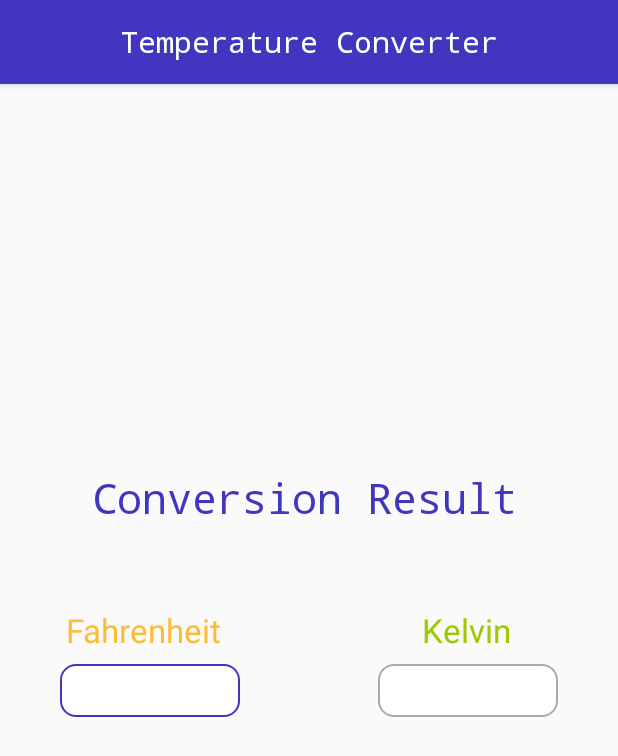
After one commit to Nouani/temperature-unit-converter, an Android app: the ResultActivity screen opened directly, with no data from a screen before it, on a phone screen of 412 x 824 dp. The commit adds this screen. Shown: the top 756 px of the screen. Run offline under Robolectric (Android 15) with nearby library versions, the phone set to English and light mode, and no system bars.

Commit message:
Estilização tela de resultados

```diff
--- a/app/src/main/AndroidManifest.xml
+++ b/app/src/main/AndroidManifest.xml
@@ -9,6 +9,7 @@
         android:roundIcon="@mipmap/ic_launcher_round"
         android:supportsRtl="true"
         android:theme="@style/AppTheme">
+        <activity android:name=".ResultActivity"></activity>
         <activity android:name=".MainActivity">
             <intent-filter>
                 <action android:name="android.intent.action.MAIN" />
--- /dev/null
+++ b/app/src/main/java/br/unicamp/temperatureconverter/ResultActivity.java
@@ -0,0 +1,18 @@
+package br.unicamp.temperatureconverter;
+
+import androidx.appcompat.app.ActionBar;
+import androidx.appcompat.app.AppCompatActivity;
+
+import android.os.Bundle;
+
+public class ResultActivity extends AppCompatActivity {
+
+    @Override
+    protected void onCreate(Bundle savedInstanceState) {
+        super.onCreate(savedInstanceState);
+        setContentView(R.layout.activity_result);
+
+        getSupportActionBar().setDisplayOptions(ActionBar.DISPLAY_SHOW_CUSTOM);
+        getSupportActionBar().setCustomView(R.layout.action_bar_layout);
+    }
+}
--- a/app/src/main/res/layout/activity_main.xml
+++ b/app/src/main/res/layout/activity_main.xml
@@ -53,7 +53,8 @@
         app:layout_constraintEnd_toEndOf="parent"
         app:layout_constraintStart_toStartOf="parent"
         app:layout_constraintTop_toTopOf="parent"
-        app:layout_constraintVertical_bias="0.484" />
+        app:layout_constraintVertical_bias="0.484"
+        />
 
     <ImageView
         android:id="@+id/imageView"
--- /dev/null
+++ b/app/src/main/res/layout/activity_result.xml
@@ -0,0 +1,88 @@
+<?xml version="1.0" encoding="utf-8"?>
+<androidx.constraintlayout.widget.ConstraintLayout xmlns:android="http://schemas.android.com/apk/res/android"
+    xmlns:app="http://schemas.android.com/apk/res-auto"
+    xmlns:tools="http://schemas.android.com/tools"
+    android:layout_width="match_parent"
+    android:layout_height="match_parent"
+    tools:context=".ResultActivity"
+    android:padding="40dp">
+
+    <TextView
+        android:id="@+id/textView"
+        android:layout_width="wrap_content"
+        android:layout_height="wrap_content"
+        android:fontFamily="monospace"
+        android:text="Conversion Result"
+        android:textColor="@color/colorPrimary"
+        android:textSize="28sp"
+        app:layout_constraintBottom_toBottomOf="parent"
+        app:layout_constraintEnd_toEndOf="parent"
+        app:layout_constraintHorizontal_bias="0.444"
+        app:layout_constraintStart_toStartOf="parent"
+        app:layout_constraintTop_toTopOf="parent"
+        app:layout_constraintVertical_bias="0.333" />
+
+    <EditText
+        android:id="@+id/edtFahrenheit"
+        android:layout_width="120dp"
+        android:layout_height="35dp"
+        android:background="@drawable/custom_input"
+        android:drawablePadding="10dp"
+        android:ems="10"
+        android:inputType="numberDecimal"
+        android:paddingStart="12dp"
+        android:paddingEnd="12dp"
+        android:textSize="14sp"
+        app:layout_constraintBottom_toBottomOf="parent"
+        app:layout_constraintEnd_toEndOf="parent"
+        app:layout_constraintHorizontal_bias="0.0"
+        app:layout_constraintStart_toStartOf="parent"
+        app:layout_constraintTop_toTopOf="parent"
+        app:layout_constraintVertical_bias="0.531" />
+
+    <TextView
+        android:id="@+id/textView2"
+        android:layout_width="wrap_content"
+        android:layout_height="wrap_content"
+        android:text="Fahrenheit"
+        android:textColor="@android:color/holo_orange_light"
+        android:textSize="22sp"
+        app:layout_constraintBottom_toBottomOf="parent"
+        app:layout_constraintEnd_toEndOf="parent"
+        app:layout_constraintHorizontal_bias="0.019"
+        app:layout_constraintStart_toStartOf="parent"
+        app:layout_constraintTop_toTopOf="parent"
+        app:layout_constraintVertical_bias="0.47000003" />
+
+    <EditText
+        android:id="@+id/edtKelvin"
+        android:layout_width="120dp"
+        android:layout_height="35dp"
+        android:background="@drawable/custom_input"
+        android:drawablePadding="10dp"
+        android:ems="10"
+        android:inputType="numberDecimal"
+        android:paddingStart="12dp"
+        android:paddingEnd="12dp"
+        android:textSize="14sp"
+        app:layout_constraintBottom_toBottomOf="parent"
+        app:layout_constraintEnd_toEndOf="parent"
+        app:layout_constraintHorizontal_bias="1.0"
+        app:layout_constraintStart_toStartOf="parent"
+        app:layout_constraintTop_toTopOf="parent"
+        app:layout_constraintVertical_bias="0.531" />
+
+    <TextView
+        android:id="@+id/textView3"
+        android:layout_width="wrap_content"
+        android:layout_height="wrap_content"
+        android:text="Kelvin"
+        android:textColor="@android:color/holo_green_light"
+        android:textSize="22sp"
+        app:layout_constraintBottom_toBottomOf="parent"
+        app:layout_constraintEnd_toEndOf="parent"
+        app:layout_constraintHorizontal_bias="0.886"
+        app:layout_constraintStart_toStartOf="parent"
+        app:layout_constraintTop_toTopOf="parent"
+        app:layout_constraintVertical_bias="0.47000003" />
+</androidx.constraintlayout.widget.ConstraintLayout>
```
